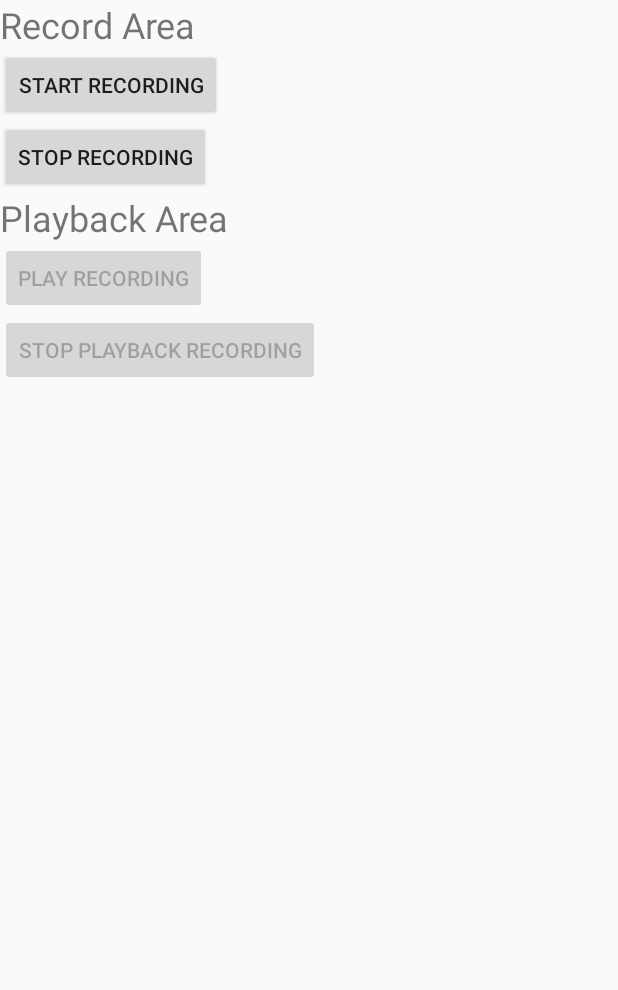
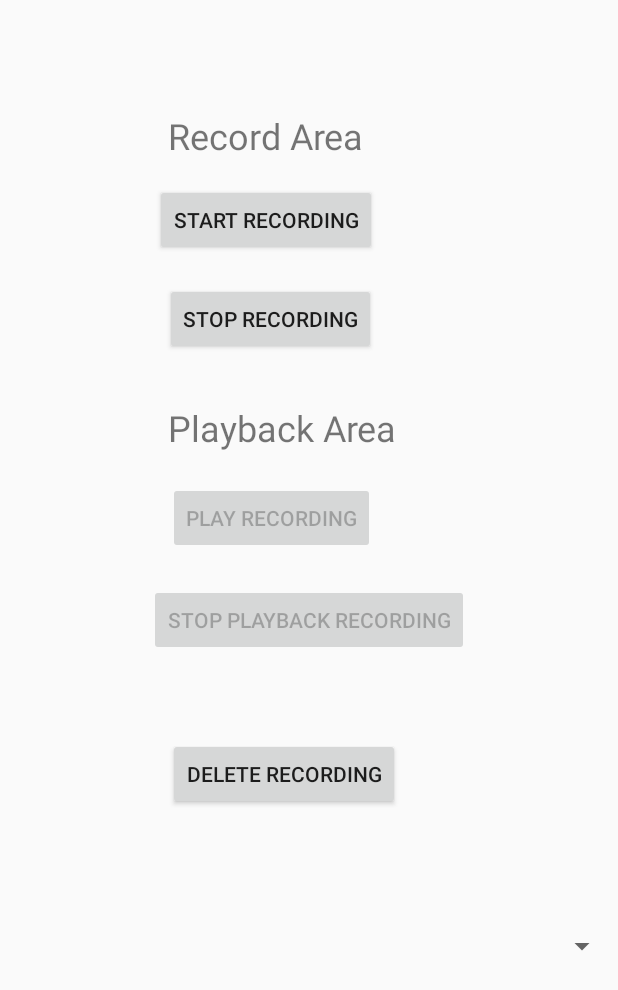
Before and after one commit to CStrong50/My_Application, an Android app: the screen it shows after launch (MainActivity), after a tap on "START RECORDING", on a phone screen of 412 x 824 dp. Shown: the top 990 px of the screen. Run offline under Robolectric (Android 15) with nearby library versions, the phone set to English and light mode, and no system bars; 1 statement that could not run was skipped.

Commit message:
Updating Spinner- in progress

```diff
--- a/app/src/main/java/com/zybooks/myapplication/MainActivity.java
+++ b/app/src/main/java/com/zybooks/myapplication/MainActivity.java
@@ -6,23 +6,24 @@ import androidx.core.app.ActivityCompat;
 import androidx.core.content.ContextCompat;
 
 import android.Manifest;
-import android.content.Intent;
 import android.content.pm.PackageManager;
 import android.media.MediaPlayer;
 import android.media.MediaRecorder;
 import android.os.Bundle;
-import android.os.Environment;
 import android.view.View;
 import android.widget.AdapterView;
 import android.widget.ArrayAdapter;
 import android.widget.Button;
-import android.widget.ListView;
+import android.widget.Spinner;
 import android.widget.Toast;
 
 import java.io.File;
-import java.io.FileOutputStream;
 import java.io.IOException;
+import java.text.DateFormat;
+import java.text.SimpleDateFormat;
 import java.util.ArrayList;
+import java.util.Calendar;
+import java.util.Locale;
 import java.util.UUID;
 
 public class MainActivity extends AppCompatActivity {
@@ -31,8 +32,11 @@ public class MainActivity extends AppCompatActivity {
     Button buttonRecord, buttonStopRecording;
     //playback buttons
     Button buttonPlayback, buttonStopPlayback;
+    Button buttonDelete;
+
     //where the recording will be saved
-    String pathSave = "";
+    //String pathSave = "";
+    private DateFormat dateFormatter;
 
     //media player
     MediaPlayer myMediaPlayer;
@@ -41,13 +45,58 @@ public class MainActivity extends AppCompatActivity {
     final int REQUEST_PERMISSION_CODE = 1000;
     private int EXTERNAL_STORAGE_PERMISSION_CODE = 23;
 
-    /*private ListView listView;
-    private String recordingsNames[];*/
+    private Spinner spinnerAudio = null;
+    ArrayAdapter<String> adapter;
+    ArrayList<String> filesNames;
+
+    private String fileName;
+    private File currentOutputFile;
+
+
 
     @Override
     protected void onCreate(Bundle savedInstanceState) {
         super.onCreate(savedInstanceState);
         setContentView(R.layout.activity_main);
+
+        //formats date
+        dateFormatter = new SimpleDateFormat("yyyy-MM-dd-HH_mm_ss" , Locale.US);
+        //find view spinner so we can work with it
+        spinnerAudio = findViewById(R.id.spinner1);
+
+        File file = new File(getApplicationContext().getFilesDir().getAbsolutePath());
+        //make sure to do file directory and not fileName
+        //returns arraylist not objects
+        File[] fileLists= file.listFiles();
+
+        //create array list
+
+        filesNames = new ArrayList<>();
+
+        //wants just the file not the file names
+        assert fileLists != null;
+        if (fileLists.length != 0){
+            for (File name : fileLists){
+                filesNames.add(name.getName());
+            }
+        }
+
+        //this is what gets pasted in
+        adapter = new ArrayAdapter<>(this, android.R.layout.simple_spinner_item, filesNames);
+
+        //creates dropdown menu
+        adapter.setDropDownViewResource(android.R.layout.simple_spinner_dropdown_item);
+        spinnerAudio.setAdapter(adapter);
+        spinnerAudio.setOnItemClickListener(new AdapterView.OnItemClickListener() {
+            @Override
+            public void onItemClick(AdapterView< ? > parent, View view, int position, long id) {
+                //get name of the file in that position
+                fileName = parent.getItemAtPosition(position).toString();
+                //might cause an error
+                currentOutputFile = new File(getApplicationContext().getFilesDir(), fileName);
+            }
+        });
+
 
         //request RunTime permission
         if (checkPermissionFromDevice())
@@ -62,6 +111,8 @@ public class MainActivity extends AppCompatActivity {
         buttonPlayback = (Button) findViewById(R.id.buttonPlaybackStart);
         //btnStop
         buttonStopPlayback =(Button) findViewById(R.id.buttonStopPlayback);
+        //button  delete
+        buttonDelete = (Button) findViewById(R.id.button_delete);
 
 
         //From Android M, you need to request Run-time permission
@@ -74,8 +125,10 @@ public class MainActivity extends AppCompatActivity {
 
                      if (checkPermissionFromDevice()) {
 
-                         pathSave = getExternalCacheDir().getAbsolutePath()
-                                  + "/" + UUID.randomUUID().toString() + "_audio_record.3gp";
+
+                         fileName = getExternalCacheDir().getAbsolutePath()
+                                  + dateFormatter.format(Calendar.getInstance().getTime())+
+                                 ".3gp";
                          setupMediaRecorder();
                          try {
                              myMediaRecorder.prepare();
@@ -120,7 +173,7 @@ public class MainActivity extends AppCompatActivity {
                      myMediaPlayer = new MediaPlayer();
                      try {
 
-                             myMediaPlayer.setDataSource(pathSave);
+                             myMediaPlayer.setDataSource(fileName);
                              myMediaPlayer.prepare();
 
                      }catch (IOException e){
@@ -148,15 +201,24 @@ public class MainActivity extends AppCompatActivity {
                  }
              });
 
+             //delete button
+             buttonDelete.setOnClickListener(new View.OnClickListener() {
+                 @Override
+                 public void onClick(View v) {
+
+                 }
+             });
+
     }
 
+    private void setupMediaRecorder() {
+        //fileName = getCacheDir()
 
-    private void setupMediaRecorder() {
         myMediaRecorder = new MediaRecorder();
         myMediaRecorder.setAudioSource(MediaRecorder.AudioSource.MIC);
         myMediaRecorder.setOutputFormat(MediaRecorder.OutputFormat.THREE_GPP);
         myMediaRecorder.setAudioEncoder(MediaRecorder.OutputFormat.AMR_NB);
-        myMediaRecorder.setOutputFile(pathSave);
+        myMediaRecorder.setOutputFile(fileName);
     }
 
     private void requestPermission() {
--- a/app/src/main/java/com/zybooks/myapplication/recyclerView.java
+++ /dev/null
@@ -1,66 +0,0 @@
-package com.zybooks.myapplication;
-
-import android.content.Intent;
-import android.os.Bundle;
-import android.os.Environment;
-import android.view.View;
-import android.widget.AdapterView;
-import android.widget.ArrayAdapter;
-import android.widget.ListView;
-
-import androidx.appcompat.app.AppCompatActivity;
-
-import java.io.File;
-import java.util.ArrayList;
-
-public class recyclerView extends AppCompatActivity implements View.OnClickListener {
-    private ListView listView;
-    private String recordingsNames[];
-
-    @Override
-    protected void onCreate (Bundle savedInstanceState){
-        super.onCreate(savedInstanceState);
-        setContentView(R.layout.activity_main);
-        listView = findViewById(R.id.listView);
-
-        ArrayList<File> recordings = readRecording(Environment.getExternalStorageDirectory());
-        recordingsNames = new String[recordings.size()];
-        for (int i = 0; i < recordings.size(); ++i){
-            // do this so the song will only have the name in the list.
-            recordingsNames[i] = recordings.get(i).getName().toString().replace(".mp3", "");
-        }
-        ArrayAdapter<String> adapter = new ArrayAdapter<String>(getApplicationContext(),
-                R.layout.recorder_layout, R.id.textView, recordingsNames);
-        listView.setAdapter(adapter);
-        listView.setOnItemClickListener(new AdapterView.OnItemClickListener() {
-            @Override
-            public void onItemClick(AdapterView< ? > parent, View view, int i, long l) {
-                startActivity(new Intent(MainActivity.this, recyclerView.class)
-                        .putExtra("position" , i).putExtra("list", recordings));
-            }
-        });
-    }
-    private ArrayList<File> readRecordings (File root){
-        ArrayList<File> arrayList = new ArrayList<File>();
-        File files[] = root.listFiles();
-
-        for (File file: files){
-            //check the files
-            if (file.isDirectory()){
-                arrayList.addAll(readRecording(file));
-            }else {
-                //if a file ends with .mp3
-                if (file.getName().endsWith(" .mp3")){
-                    //if file does end with .mp3 add to the file
-                    arrayList.add(file);
-                }
-            }
-        }
-        return arrayList;
-    }
-
-    @Override
-    public void onClick(View v) {
-
-    }
-}
--- a/app/src/main/res/layout/activity_main.xml
+++ b/app/src/main/res/layout/activity_main.xml
@@ -1,5 +1,5 @@
 <?xml version="1.0" encoding="utf-8"?>
-<LinearLayout xmlns:android="http://schemas.android.com/apk/res/android"
+<androidx.constraintlayout.widget.ConstraintLayout xmlns:android="http://schemas.android.com/apk/res/android"
     xmlns:app="http://schemas.android.com/apk/res-auto"
     xmlns:tools="http://schemas.android.com/tools"
     android:layout_width="match_parent"
@@ -8,35 +8,110 @@
     tools:context=".MainActivity">
 
     <TextView
+        android:id="@+id/textView"
         android:layout_width="wrap_content"
         android:layout_height="wrap_content"
+        android:layout_marginStart="112dp"
+        android:layout_marginTop="74dp"
+        android:layout_marginEnd="170dp"
         android:text="Record Area"
-        android:textSize="24sp" />
+        android:textSize="24sp"
+        app:layout_constraintBottom_toTopOf="@+id/buttonStartRecord"
+        app:layout_constraintEnd_toEndOf="parent"
+        app:layout_constraintHorizontal_bias="0.5"
+        app:layout_constraintStart_toStartOf="parent"
+        app:layout_constraintTop_toTopOf="parent" />
+
     <Button
         android:id="@+id/buttonStartRecord"
+        android:layout_width="wrap_content"
+        android:layout_height="wrap_content"
+        android:layout_marginStart="104dp"
+        android:layout_marginTop="16dp"
+        android:layout_marginEnd="161dp"
         android:text="Start Recording"
-        android:layout_width="wrap_content"
-        android:layout_height="wrap_content" />
+        app:layout_constraintBottom_toTopOf="@+id/buttonStopRecord"
+        app:layout_constraintEnd_toEndOf="parent"
+        app:layout_constraintHorizontal_bias="0.5"
+        app:layout_constraintStart_toStartOf="parent"
+        app:layout_constraintTop_toBottomOf="@+id/textView" />
+
     <Button
         android:id="@+id/buttonStopRecord"
-        android:text="Stop Recording"
-        android:layout_width="wrap_content"
-        android:layout_height="wrap_content" />
-    <TextView
         android:layout_width="wrap_content"
         android:layout_height="wrap_content"
+        android:layout_marginStart="111dp"
+        android:layout_marginTop="18dp"
+        android:layout_marginEnd="161dp"
+        android:text="Stop Recording"
+        app:layout_constraintBottom_toTopOf="@+id/textView2"
+        app:layout_constraintEnd_toEndOf="parent"
+        app:layout_constraintHorizontal_bias="1.0"
+        app:layout_constraintStart_toStartOf="parent"
+        app:layout_constraintTop_toBottomOf="@+id/buttonStartRecord" />
+
+    <TextView
+        android:id="@+id/textView2"
+        android:layout_width="wrap_content"
+        android:layout_height="wrap_content"
+        android:layout_marginStart="112dp"
+        android:layout_marginTop="32dp"
+        android:layout_marginEnd="148dp"
         android:text="Playback Area"
-        android:textSize="24sp" />
+        android:textSize="24sp"
+        app:layout_constraintEnd_toEndOf="parent"
+        app:layout_constraintHorizontal_bias="0.0"
+        app:layout_constraintStart_toStartOf="parent"
+        app:layout_constraintTop_toBottomOf="@+id/buttonStopRecord" />
+
     <Button
         android:id="@+id/buttonPlaybackStart"
+        android:layout_width="wrap_content"
+        android:layout_height="wrap_content"
+        android:layout_marginStart="112dp"
+        android:layout_marginTop="20dp"
+        android:layout_marginEnd="161dp"
         android:text="Play Recording"
-        android:layout_width="wrap_content"
-        android:layout_height="wrap_content" />
+        app:layout_constraintEnd_toEndOf="parent"
+        app:layout_constraintHorizontal_bias="0.0"
+        app:layout_constraintStart_toStartOf="parent"
+        app:layout_constraintTop_toBottomOf="@+id/textView2" />
+
     <Button
         android:id="@+id/buttonStopPlayback"
+        android:layout_width="wrap_content"
+        android:layout_height="wrap_content"
+        android:layout_marginStart="99dp"
+        android:layout_marginTop="20dp"
+        android:layout_marginEnd="99dp"
         android:text="Stop Playback Recording"
+        app:layout_constraintEnd_toEndOf="parent"
+        app:layout_constraintHorizontal_bias="0.0"
+        app:layout_constraintStart_toStartOf="parent"
+        app:layout_constraintTop_toBottomOf="@+id/buttonPlaybackStart" />
+
+    <Spinner
+        android:id="@+id/spinner1"
+        android:layout_width="match_parent"
+        android:layout_height="42dp"
+        android:layout_marginBottom="172dp"
+        app:layout_constraintBottom_toBottomOf="parent"
+        app:layout_constraintStart_toStartOf="parent" />
+
+    <Button
+        android:id="@+id/button_delete"
         android:layout_width="wrap_content"
-        android:layout_height="wrap_content" />
+        android:layout_height="wrap_content"
+        android:layout_marginStart="141dp"
+        android:layout_marginTop="8dp"
+        android:layout_marginEnd="182dp"
+        android:layout_marginBottom="24dp"
+        android:text="Delete Recording"
+        app:layout_constraintBottom_toTopOf="@+id/spinner1"
+        app:layout_constraintEnd_toEndOf="parent"
+        app:layout_constraintHorizontal_bias="0.446"
+        app:layout_constraintStart_toStartOf="parent"
+        app:layout_constraintTop_toBottomOf="@+id/buttonStopPlayback" />
 
 
-</LinearLayout>
+</androidx.constraintlayout.widget.ConstraintLayout>
--- a/app/src/main/res/layout/reading_recordings.xml
+++ /dev/null
@@ -1,15 +0,0 @@
-<?xml version="1.0" encoding="utf-8"?>
-<RelativeLayout
-    xmlns:android="http://schemas.android.com/apk/res/android"
-    xmlns:tools="http://schemas.android.com/tools"
-    android:layout_width="match_parent"
-    android:layout_height="match_parent"
-    android:padding = "10dp"
-    tools:context=".MainActivity">
-
-    <ListView
-        android:layout_width="match_parent"
-        android:layout_height="match_parent"
-        android:id="@+id/listView"/>
-
-</RelativeLayout>
```
